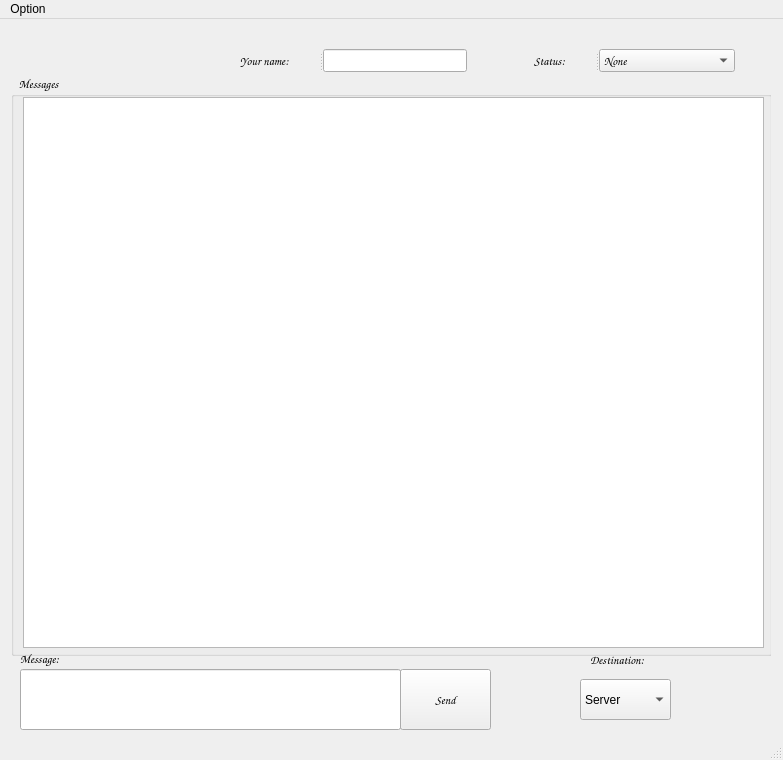
mnaboo/Pitu_Pitu_Cpp, file client/MainWindow.ui: the form before one commit.
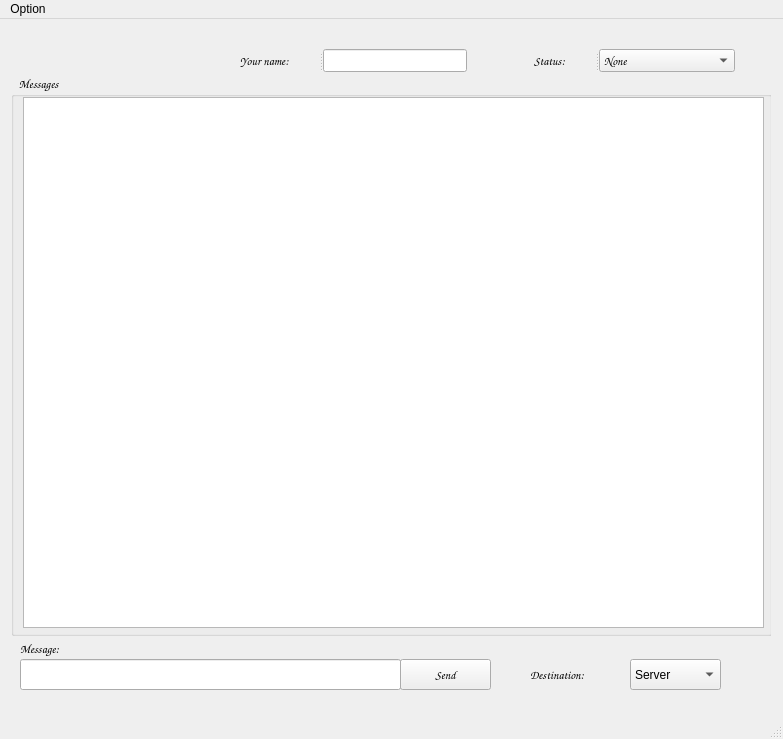
The form after the commit.

Patch:
```diff
--- a/client/MainWindow.ui
+++ b/client/MainWindow.ui
@@ -7,7 +7,7 @@
     <x>0</x>
     <y>0</y>
     <width>783</width>
-    <height>760</height>
+    <height>739</height>
    </rect>
   </property>
   <property name="windowTitle">
@@ -20,7 +20,7 @@
       <x>10</x>
       <y>20</y>
       <width>761</width>
-      <height>701</height>
+      <height>661</height>
      </rect>
     </property>
     <widget class="QGroupBox" name="groupBox">
@@ -29,7 +29,7 @@
        <x>1</x>
        <y>36</y>
        <width>761</width>
-       <height>581</height>
+       <height>561</height>
       </rect>
      </property>
      <property name="font">
@@ -46,7 +46,7 @@
         <x>12</x>
         <y>22</y>
         <width>741</width>
-        <height>551</height>
+        <height>531</height>
        </rect>
       </property>
      </widget>
@@ -55,9 +55,9 @@
      <property name="geometry">
       <rect>
        <x>390</x>
-       <y>630</y>
+       <y>620</y>
        <width>91</width>
-       <height>61</height>
+       <height>31</height>
       </rect>
      </property>
      <property name="font">
@@ -79,7 +79,7 @@
      <property name="geometry">
       <rect>
        <x>10</x>
-       <y>610</y>
+       <y>600</y>
        <width>71</width>
        <height>20</height>
       </rect>
@@ -180,19 +180,19 @@
      <property name="geometry">
       <rect>
        <x>10</x>
-       <y>630</y>
+       <y>620</y>
        <width>381</width>
-       <height>61</height>
+       <height>31</height>
       </rect>
      </property>
     </widget>
     <widget class="QLabel" name="label_4">
      <property name="geometry">
       <rect>
-       <x>580</x>
-       <y>610</y>
-       <width>81</width>
-       <height>21</height>
+       <x>520</x>
+       <y>620</y>
+       <width>91</width>
+       <height>31</height>
       </rect>
      </property>
      <property name="font">
@@ -207,10 +207,10 @@
     <widget class="QComboBox" name="cmbDestination">
      <property name="geometry">
       <rect>
-       <x>570</x>
-       <y>640</y>
+       <x>620</x>
+       <y>620</y>
        <width>91</width>
-       <height>41</height>
+       <height>31</height>
       </rect>
      </property>
      <item>
```
Left out of the diff: 2 changed lines with no effect on the pictures.
